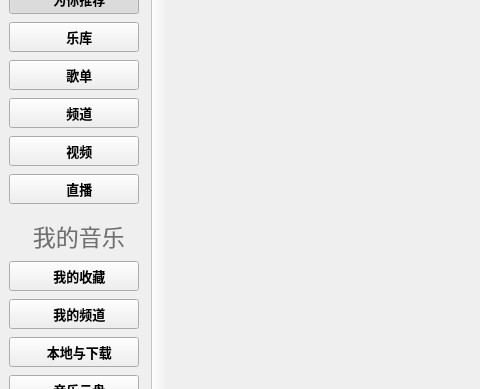
Before: the Qt Designer form KuGouStart/KuGouApp.ui in a-mo-xi-wei/Qt-KuGouAppClient, drawn with Qt 5; both pictures show x 0 to 480 and y 152 to 541 of the 1060 by 735 pixel window.
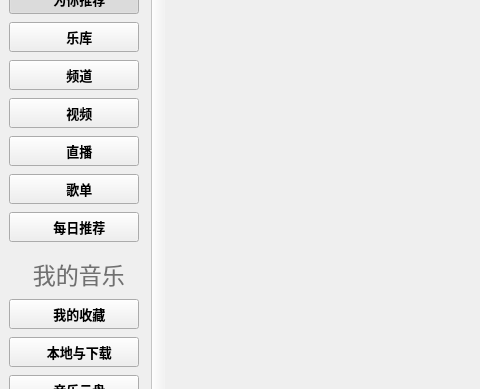
After: the same form once the commit is applied. Custom widgets are drawn as their Qt base class.

Commit message: 成功添加频道窗口框架

What changed in the file:
```diff
--- a/KuGouStart/KuGouApp.ui
+++ b/KuGouStart/KuGouApp.ui
@@ -912,55 +912,6 @@
                </property>
               </widget>
              </item>
-             <item>
-              <widget class="QToolButton" name="gedan_toolButton">
-               <property name="sizePolicy">
-                <sizepolicy hsizetype="Preferred" vsizetype="Preferred">
-                 <horstretch>0</horstretch>
-                 <verstretch>0</verstretch>
-                </sizepolicy>
-               </property>
-               <property name="minimumSize">
-                <size>
-                 <width>125</width>
-                 <height>30</height>
-                </size>
-               </property>
-               <property name="maximumSize">
-                <size>
-                 <width>16777215</width>
-                 <height>70</height>
-                </size>
-               </property>
-               <property name="font">
-                <font>
-                 <pointsize>10</pointsize>
-                 <bold>true</bold>
-                </font>
-               </property>
-               <property name="cursor">
-                <cursorShape>PointingHandCursor</cursorShape>
-               </property>
-               <property name="text">
-                <string>   歌单</string>
-               </property>
-               <property name="iconSize">
-                <size>
-                 <width>20</width>
-                 <height>20</height>
-                </size>
-               </property>
-               <property name="checkable">
-                <bool>true</bool>
-               </property>
-               <property name="autoExclusive">
-                <bool>false</bool>
-               </property>
-               <property name="toolButtonStyle">
-                <enum>Qt::ToolButtonTextBesideIcon</enum>
-               </property>
-              </widget>
-             </item>
              <item>
               <widget class="QToolButton" name="pindao_toolButton">
                <property name="sizePolicy">
@@ -1108,6 +1059,104 @@
                </property>
               </widget>
              </item>
+             <item>
+              <widget class="QToolButton" name="gedan_toolButton">
+               <property name="sizePolicy">
+                <sizepolicy hsizetype="Preferred" vsizetype="Preferred">
+                 <horstretch>0</horstretch>
+                 <verstretch>0</verstretch>
+                </sizepolicy>
+               </property>
+               <property name="minimumSize">
+                <size>
+                 <width>125</width>
+                 <height>30</height>
+                </size>
+               </property>
+               <property name="maximumSize">
+                <size>
+                 <width>16777215</width>
+                 <height>70</height>
+                </size>
+               </property>
+               <property name="font">
+                <font>
+                 <pointsize>10</pointsize>
+                 <bold>true</bold>
+                </font>
+               </property>
+               <property name="cursor">
+                <cursorShape>PointingHandCursor</cursorShape>
+               </property>
+               <property name="text">
+                <string>   歌单</string>
+               </property>
+               <property name="iconSize">
+                <size>
+                 <width>20</width>
+                 <height>20</height>
+                </size>
+               </property>
+               <property name="checkable">
+                <bool>true</bool>
+               </property>
+               <property name="autoExclusive">
+                <bool>false</bool>
+               </property>
+               <property name="toolButtonStyle">
+                <enum>Qt::ToolButtonTextBesideIcon</enum>
+               </property>
+              </widget>
+             </item>
+             <item>
+              <widget class="QToolButton" name="daily_recommend_toolButton">
+               <property name="sizePolicy">
+                <sizepolicy hsizetype="Preferred" vsizetype="Preferred">
+                 <horstretch>0</horstretch>
+                 <verstretch>0</verstretch>
+                </sizepolicy>
+               </property>
+               <property name="minimumSize">
+                <size>
+                 <width>125</width>
+                 <height>30</height>
+                </size>
+               </property>
+               <property name="maximumSize">
+                <size>
+                 <width>16777215</width>
+                 <height>70</height>
+                </size>
+               </property>
+               <property name="font">
+                <font>
+                 <pointsize>10</pointsize>
+                 <bold>true</bold>
+                </font>
+               </property>
+               <property name="cursor">
+                <cursorShape>PointingHandCursor</cursorShape>
+               </property>
+               <property name="text">
+                <string>   每日推荐</string>
+               </property>
+               <property name="iconSize">
+                <size>
+                 <width>20</width>
+                 <height>20</height>
+                </size>
+               </property>
+               <property name="checkable">
+                <bool>true</bool>
+               </property>
+               <property name="autoExclusive">
+                <bool>false</bool>
+               </property>
+               <property name="toolButtonStyle">
+                <enum>Qt::ToolButtonTextBesideIcon</enum>
+               </property>
+              </widget>
+             </item>
             </layout>
            </widget>
           </item>
@@ -1209,55 +1258,6 @@
                </property>
               </widget>
              </item>
-             <item>
-              <widget class="QToolButton" name="my_pindao_toolButton">
-               <property name="sizePolicy">
-                <sizepolicy hsizetype="Preferred" vsizetype="Preferred">
-                 <horstretch>0</horstretch>
-                 <verstretch>0</verstretch>
-                </sizepolicy>
-               </property>
-               <property name="minimumSize">
-                <size>
-                 <width>125</width>
-                 <height>30</height>
-                </size>
-               </property>
-               <property name="maximumSize">
-                <size>
-                 <width>16777215</width>
-                 <height>70</height>
-                </size>
-               </property>
-               <property name="font">
-                <font>
-                 <pointsize>10</pointsize>
-                 <bold>true</bold>
-                </font>
-               </property>
-               <property name="cursor">
-                <cursorShape>PointingHandCursor</cursorShape>
-               </property>
-               <property name="text">
-                <string>   我的频道</string>
-               </property>
-               <property name="iconSize">
-                <size>
-                 <width>20</width>
-                 <height>20</height>
-                </size>
-               </property>
-               <property name="checkable">
-                <bool>true</bool>
-               </property>
-               <property name="autoExclusive">
-                <bool>false</bool>
-               </property>
-               <property name="toolButtonStyle">
-                <enum>Qt::ToolButtonTextBesideIcon</enum>
-               </property>
-              </widget>
-             </item>
              <item>
               <widget class="QToolButton" name="local_download_toolButton">
                <property name="sizePolicy">
```
Left out of the diff: 2 changed lines with no effect on the pictures. The commit also changes 10 other files.
